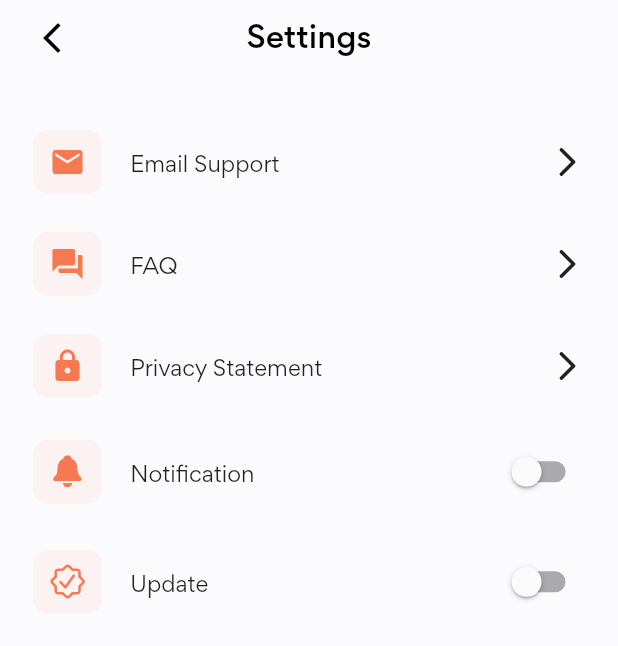
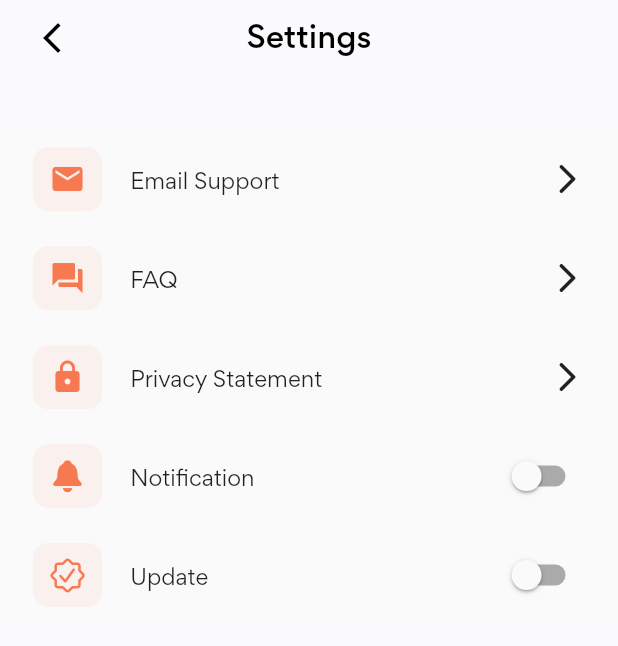
Before and after one commit to Mohamed-Gibreel/Stylish, a Flutter app: the SettingsScreen screen opened by its route, on a phone screen of 412 x 824 dp. Shown: the top 646 px of the screen. Run offline on Flutter 3.47's test engine with Material 2 defaults, Android fonts, the phone set to English and light mode, and no system bars; our stand-ins replace bloc, equatable, flutter_bloc, flutter_screenutil, flutter_svg, like_button; missing offline and left inert: flutter_displaymode; generated files the repository leaves out were written again.

Commit message:
Changed settings items to inkwell

```diff
--- a/lib/modules/settings/views/settings.dart
+++ b/lib/modules/settings/views/settings.dart
@@ -38,14 +38,18 @@ class _SettingsScreenState extends State<SettingsScreen> {
       SettingsItem('Update', CupertinoIcons.checkmark_seal, isRadio: true);
 
   Widget _settingsButton(SettingsItem item) {
-    return GestureDetector(
-      behavior: HitTestBehavior.opaque,
+    return Material(
+      child: InkWell(
         onTap: item.isRadio
             ? () {
                 item.toggleValue();
                 if (mounted) setState(() {});
               }
-          : null,
+            : () {},
+        child: Padding(
+          padding: EdgeInsets.symmetric(horizontal: 20.w),
+          child: SizedBox(
+            height: 65.h,
             child: Row(
               mainAxisAlignment: MainAxisAlignment.spaceBetween,
               children: [
@@ -88,6 +92,9 @@ class _SettingsScreenState extends State<SettingsScreen> {
                   )
               ],
             ),
+          ),
+        ),
+      ),
     );
   }
 
@@ -105,35 +112,32 @@ class _SettingsScreenState extends State<SettingsScreen> {
           ),
         ),
       ),
-      body: Padding(
-        padding: EdgeInsets.symmetric(horizontal: 20.w),
-        child: Column(
+      body: Column(
         children: [
           SizedBox(
             height: 36.h,
           ),
           _settingsButton(email),
-            SizedBox(
-              height: 25.h,
-            ),
+          // SizedBox(
+          //   height: 25.h,
+          // ),
           _settingsButton(faq),
-            SizedBox(
-              height: 25.h,
-            ),
+          // SizedBox(
+          //   height: 25.h,
+          // ),
           _settingsButton(privacy),
-            SizedBox(
-              height: 25.h,
-            ),
+          // SizedBox(
+          //   height: 25.h,
+          // ),
           _settingsButton(notification),
-            SizedBox(
-              height: 25.h,
-            ),
+          // SizedBox(
+          //   height: 25.h,
+          // ),
           _settingsButton(update),
-            SizedBox(
-              height: 25.h,
-            ),
+          // SizedBox(
+          //   height: 25.h,
+          // ),
         ],
-        ),
       ),
     );
   }
```
Lines whose indentation alone changed are shown as unchanged.
